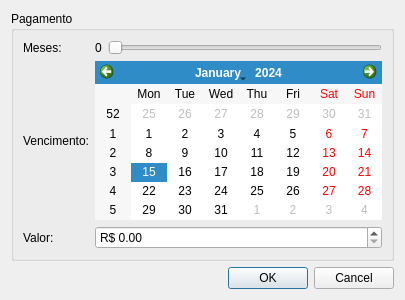
Before: the Qt Designer form src/payment.ui in enriquefynn/VertSys, drawn with Qt 5.
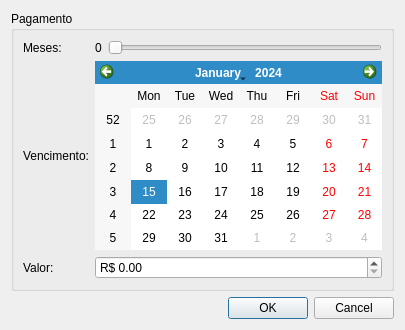
After: the same form once the commit is applied.

Commit message: payment slider improvements

The edit to the form file:
```diff
--- a/src/payment.ui
+++ b/src/payment.ui
@@ -7,7 +7,7 @@
     <x>0</x>
     <y>0</y>
     <width>405</width>
-    <height>300</height>
+    <height>330</height>
    </rect>
   </property>
   <property name="windowTitle">
```
Left out of the diff: 17 changed lines with no effect on the pictures. The commit also changes 2 other files.
